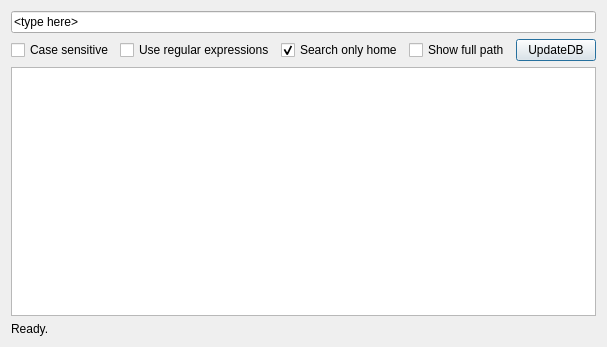
The window that dialog.ui (SammyEnigma/qlocate) describes before a commit, drawn with Qt 5.
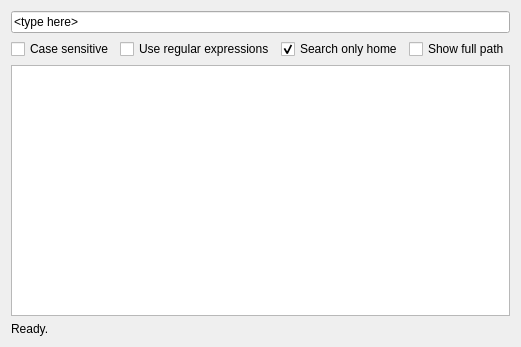
The same window after the commit.

The edit to the form file:
```diff
--- a/dialog.ui
+++ b/dialog.ui
@@ -6,7 +6,7 @@
    <rect>
     <x>0</x>
     <y>0</y>
-    <width>594</width>
+    <width>501</width>
     <height>347</height>
    </rect>
   </property>
@@ -58,13 +58,6 @@
        </property>
       </widget>
      </item>
-     <item>
-      <widget class="QPushButton" name="pushButton">
-       <property name="text">
-        <string>UpdateDB</string>
-       </property>
-      </widget>
-     </item>
      <item>
       <spacer name="horizontalSpacer">
        <property name="orientation">
```
